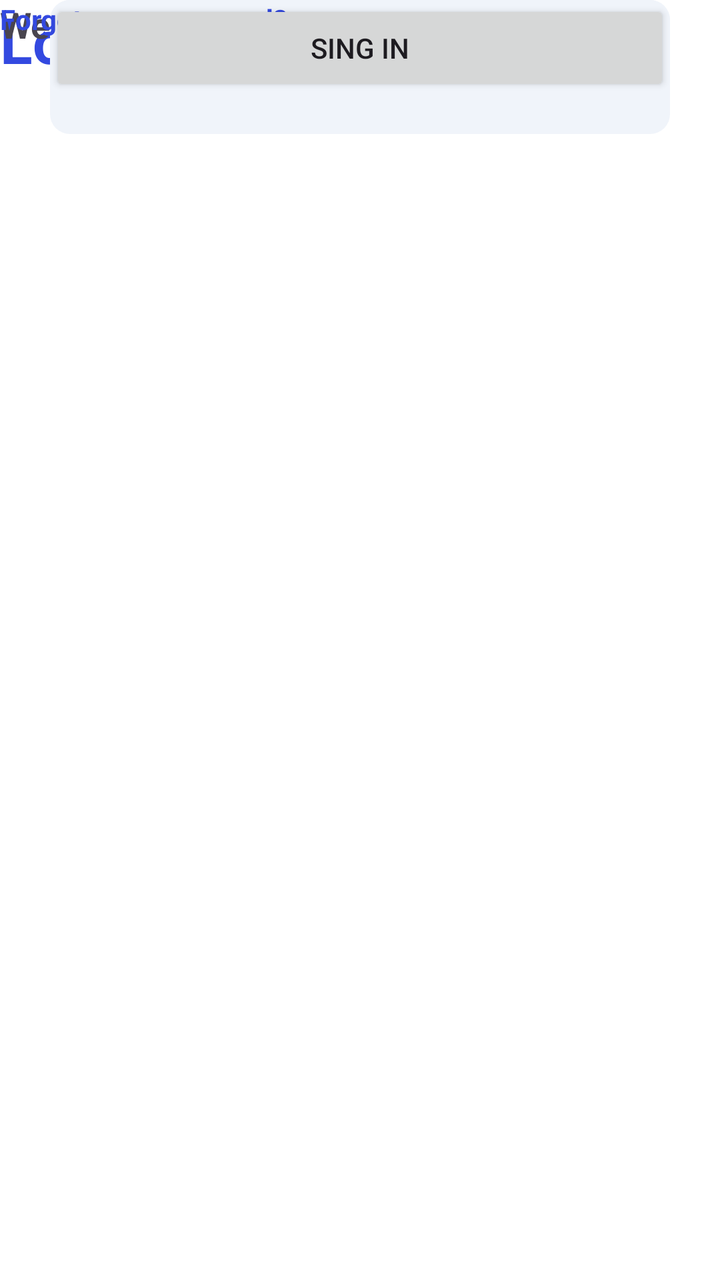
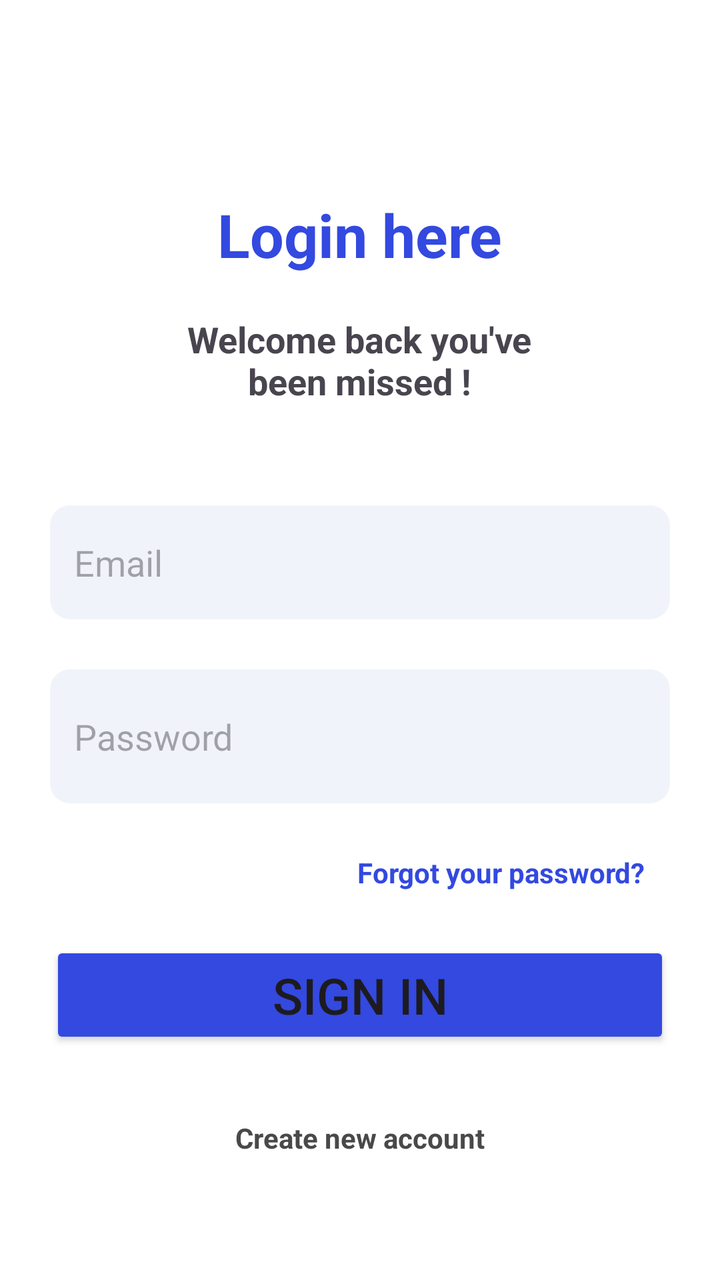

Compare the two renders of this Android layout. The source of the first and the diff that turns it into the second are given below.
<!-- AndroidManifest.xml: application theme Theme.SITASK1 -->
<!-- res/layout/activity_login.xml -->
<?xml version="1.0" encoding="utf-8"?>
<androidx.constraintlayout.widget.ConstraintLayout xmlns:android="http://schemas.android.com/apk/res/android"
    xmlns:app="http://schemas.android.com/apk/res-auto"
    xmlns:tools="http://schemas.android.com/tools"
    android:id="@+id/main"
    android:layout_width="match_parent"
    android:layout_height="match_parent"
    android:background="#FFFFFF"
    tools:context=".Login">

    <TextView
        android:id="@+id/textView2"
        android:layout_width="wrap_content"
        android:layout_height="wrap_content"
        android:text="Login here"
        android:textColor="#3349E0"
        android:textSize="30dp"
        android:textStyle="bold"
        tools:layout_editor_absoluteX="133dp"
        tools:layout_editor_absoluteY="77dp" />

    <TextView
        android:id="@+id/textView3"
        android:layout_width="wrap_content"
        android:layout_height="wrap_content"
        android:gravity="center"
        android:text="Welcome back you've\nbeen missed !"
        android:textSize="18dp"
        android:textStyle="bold"

        tools:layout_editor_absoluteX="119dp"
        tools:layout_editor_absoluteY="148dp" />

    <EditText
        android:id="@+id/editTextTextEmailAddress"
        android:layout_width="match_parent"
        android:layout_height="57dp"
        android:layout_margin="25dp"
        android:background="@drawable/textfield_bg"
        android:ems="10"
        android:hint="Email"
        android:inputType="textEmailAddress"
        android:padding="12dp"
        tools:layout_editor_absoluteX="34dp"
        tools:layout_editor_absoluteY="315dp" />

    <EditText
        android:id="@+id/editTextPassword"
        android:layout_width="match_parent"
        android:layout_height="67dp"
        android:layout_margin="25dp"
        android:background="@drawable/textfield_bg"
        android:ems="10"
        android:hint="Password"
        android:inputType="textPassword"
        android:padding="12dp"
        tools:layout_editor_absoluteX="25dp"
        tools:layout_editor_absoluteY="407dp" />

    <TextView
        android:id="@+id/textView4"
        android:layout_width="wrap_content"
        android:layout_height="wrap_content"
        android:text="Forgot your password?"
        android:textColor="#3349E0"
        android:textStyle="bold"
        tools:layout_editor_absoluteX="240dp"
        tools:layout_editor_absoluteY="500dp" />

    <Button
        android:id="@+id/button"
        android:layout_width="match_parent"
        android:layout_height="wrap_content"
        android:text="Sing in"
        android:layout_margin="25dp"

        tools:layout_editor_absoluteX="162dp"
        tools:layout_editor_absoluteY="556dp" />
</androidx.constraintlayout.widget.ConstraintLayout>
<!-- resources referenced by this layout -->
<resources>
  <!-- drawable textfield_bg (drawable) -->
  <?xml version="1.0" encoding="utf-8"?>
  <selector xmlns:android="http://schemas.android.com/apk/res/android">
      <item android:state_focused="true">
          <shape android:shape="rectangle">
              <solid android:color="#F0F4FA"/>
              <stroke android:width="2dp" android:color="#3349E0"/>
              <corners android:radius="10dp"/>
          </shape>
      </item>
      <item>
          <shape android:shape="rectangle">
              <solid android:color="#F0F4FA"/>
              <corners android:radius="10dp"/>
          </shape>
      </item>
  </selector>
  <style name="Theme.SITASK1" parent="Base.Theme.SITASK1" />
  <style name="Base.Theme.SITASK1" parent="Theme.Material3.DayNight.NoActionBar">
          
          
      </style>
</resources>

<!-- the commit's change to res/layout/activity_login.xml (unified diff, before → after) -->
@@ -1,11 +1,13 @@
 <?xml version="1.0" encoding="utf-8"?>
-<androidx.constraintlayout.widget.ConstraintLayout xmlns:android="http://schemas.android.com/apk/res/android"
+<LinearLayout xmlns:android="http://schemas.android.com/apk/res/android"
     xmlns:app="http://schemas.android.com/apk/res-auto"
     xmlns:tools="http://schemas.android.com/tools"
     android:id="@+id/main"
     android:layout_width="match_parent"
     android:layout_height="match_parent"
     android:background="#FFFFFF"
+    android:orientation="vertical"
+    android:gravity="center_horizontal"
     tools:context=".Login">
 
     <TextView
@@ -16,6 +18,7 @@
         android:textColor="#3349E0"
         android:textSize="30dp"
         android:textStyle="bold"
+        android:layout_marginTop="97dp"
         tools:layout_editor_absoluteX="133dp"
         tools:layout_editor_absoluteY="77dp" />
 
@@ -26,6 +29,7 @@
         android:gravity="center"
         android:text="Welcome back you've\nbeen missed !"
         android:textSize="18dp"
+        android:layout_marginTop="20dp"
         android:textStyle="bold"
 
         tools:layout_editor_absoluteX="119dp"
@@ -35,7 +39,8 @@
         android:id="@+id/editTextTextEmailAddress"
         android:layout_width="match_parent"
         android:layout_height="57dp"
-        android:layout_margin="25dp"
+        android:layout_marginTop="50dp"
+        android:layout_marginHorizontal="25dp"
         android:background="@drawable/textfield_bg"
         android:ems="10"
         android:hint="Email"
@@ -59,11 +64,13 @@
 
     <TextView
         android:id="@+id/textView4"
-        android:layout_width="wrap_content"
+        android:layout_width="match_parent"
         android:layout_height="wrap_content"
         android:text="Forgot your password?"
         android:textColor="#3349E0"
         android:textStyle="bold"
+        android:gravity="end"
+        android:layout_marginEnd="25dp"
         tools:layout_editor_absoluteX="240dp"
         tools:layout_editor_absoluteY="500dp" />
 
@@ -71,9 +78,69 @@
         android:id="@+id/button"
         android:layout_width="match_parent"
         android:layout_height="wrap_content"
-        android:text="Sing in"
+        android:text="Sign in"
+        android:textSize="25dp"
+        app:cornerRadius="10dp"
+        android:backgroundTint="#3349E0"
         android:layout_margin="25dp"
-
         tools:layout_editor_absoluteX="162dp"
         tools:layout_editor_absoluteY="556dp" />
-</androidx.constraintlayout.widget.ConstraintLayout>
+
+    <TextView
+        android:id="@+id/textView5"
+        android:layout_width="wrap_content"
+        android:layout_height="wrap_content"
+        android:text="Create new account"
+        android:textColor="#494949"
+        android:textStyle="bold"
+        android:layout_marginTop="10dp"/>
+
+    <TextView
+        android:id="@+id/textView6"
+        android:layout_width="wrap_content"
+        android:layout_height="wrap_content"
+        android:text="Or continue with"
+        android:layout_marginTop="70dp"
+        android:textSize="15dp"
+        android:textColor="#3349E0"
+        android:textStyle="bold" />
+
+    <LinearLayout
+        android:layout_width="200dp"
+        android:layout_height="44dp"
+        android:orientation="horizontal"
+        android:layout_marginTop="20dp"
+        android:gravity="center">
+
+        <ImageView
+            android:id="@+id/imageView4"
+            android:layout_width="wrap_content"
+            android:layout_height="wrap_content"
+            android:layout_weight="1"
+            android:background="#EFEFEF"
+            android:layout_margin="5dp"
+            app:srcCompat="@drawable/google" />
+
+
+        <ImageView
+            android:id="@+id/imageView3"
+            android:layout_width="wrap_content"
+            android:layout_height="wrap_content"
+            android:layout_weight="1"
+            android:background="#EFEFEF"
+            android:layout_margin="5dp"
+            app:srcCompat="@drawable/fb" />
+
+        <ImageView
+            android:id="@+id/imageView2"
+            android:layout_width="wrap_content"
+            android:layout_height="wrap_content"
+            android:layout_weight="1"
+            android:layout_margin="5dp"
+            android:background="#EFEFEF"
+            app:srcCompat="@drawable/apple" />
+
+    </LinearLayout>
+
+
+</LinearLayout>
<!-- resource entries referenced after the edit -->
@@ -1,5 +1,8 @@
 <!-- resources referenced by this layout -->
 <resources>
+  <!-- drawable apple: png bitmap (drawable, 40149 bytes) -->
+  <!-- drawable fb: png bitmap (drawable, 43826 bytes) -->
+  <!-- drawable google: png bitmap (drawable, 52291 bytes) -->
   <!-- drawable textfield_bg (drawable) -->
   <?xml version="1.0" encoding="utf-8"?>
   <selector xmlns:android="http://schemas.android.com/apk/res/android">
